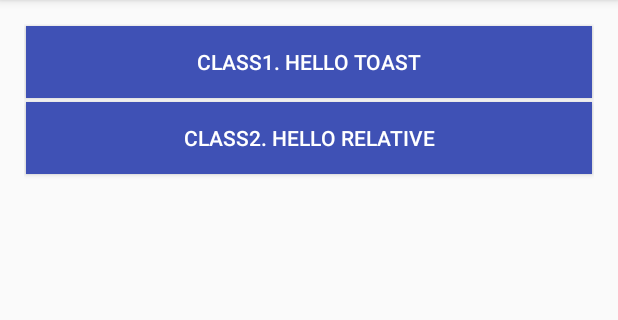
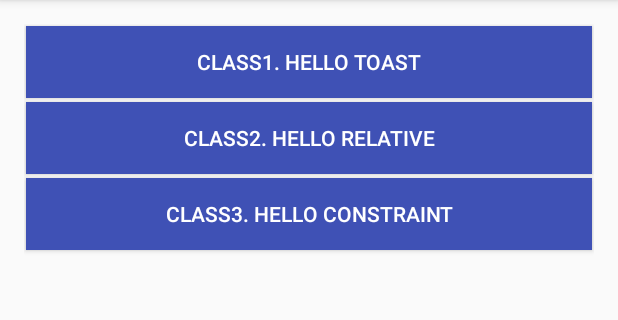
Before and after one commit to amalafeyev/AndroidOnlineTraining, an Android app: the screen it shows after launch (MainActivity), on a phone screen of 412 x 824 dp, the part 84-404 px from its top. Run offline under Robolectric (Android 15) with nearby library versions, the phone set to English and light mode, and no system bars.

Commit message:
1) Development: HelloConstrintActivity Layout Added

```diff
--- a/src/main/AndroidManifest.xml
+++ b/src/main/AndroidManifest.xml
@@ -18,6 +18,7 @@
         </activity>
         <activity android:name=".HelloRelativeActivity" />
         <activity android:name=".HelloToastActivity" />
+        <activity android:name=".HelloConstraintActivity"></activity>
     </application>
 
 </manifest>
--- a/src/main/java/com/malafeyev/alexey/mobapp/MainActivity.java
+++ b/src/main/java/com/malafeyev/alexey/mobapp/MainActivity.java
@@ -30,4 +30,9 @@ public class MainActivity extends AppCompatActivity{
         Intent intentHelloRelative = new Intent(getApplicationContext(), HelloRelativeActivity.class);
         startActivity(intentHelloRelative);
     }
+
+    public void startHelloConstraintActivity(View view) {
+        Intent intentHelloConstraint = new Intent(getApplicationContext(), HelloConstraintActivity.class);
+        startActivity(intentHelloConstraint);
+    }
 }
--- a/src/main/res/layout/activity_main.xml
+++ b/src/main/res/layout/activity_main.xml
@@ -25,4 +25,13 @@
         android:text="@string/button_label_hello_relative"
         android:textColor="@color/colorWhite" />
 
+    <Button
+        android:layout_width="match_parent"
+        android:layout_height="wrap_content"
+        android:layout_margin="1dp"
+        android:background="@color/colorPrimary"
+        android:onClick="startHelloConstraintActivity"
+        android:text="@string/button_label_hello_constraint"
+        android:textColor="@color/colorWhite" />
+
 </LinearLayout>
--- a/src/main/res/values/strings.xml
+++ b/src/main/res/values/strings.xml
@@ -7,4 +7,5 @@
     <string name="button_label_hello_toast">Class1. Hello Toast</string>
     <string name="button_label_hello_relative">Class2. Hello Relative</string>
     <string name="button_label_toast">Toast</string>
+    <string name="button_label_hello_constraint">Class3. Hello Constraint</string>
 </resources>
```
Also changed, not shown: src/main/java/com/malafeyev/alexey/mobapp/HelloConstraintActivity.java (added, +13 -0 lines), src/main/res/layout/activity_hello_constraint.xml (added, +49 -0 lines).
